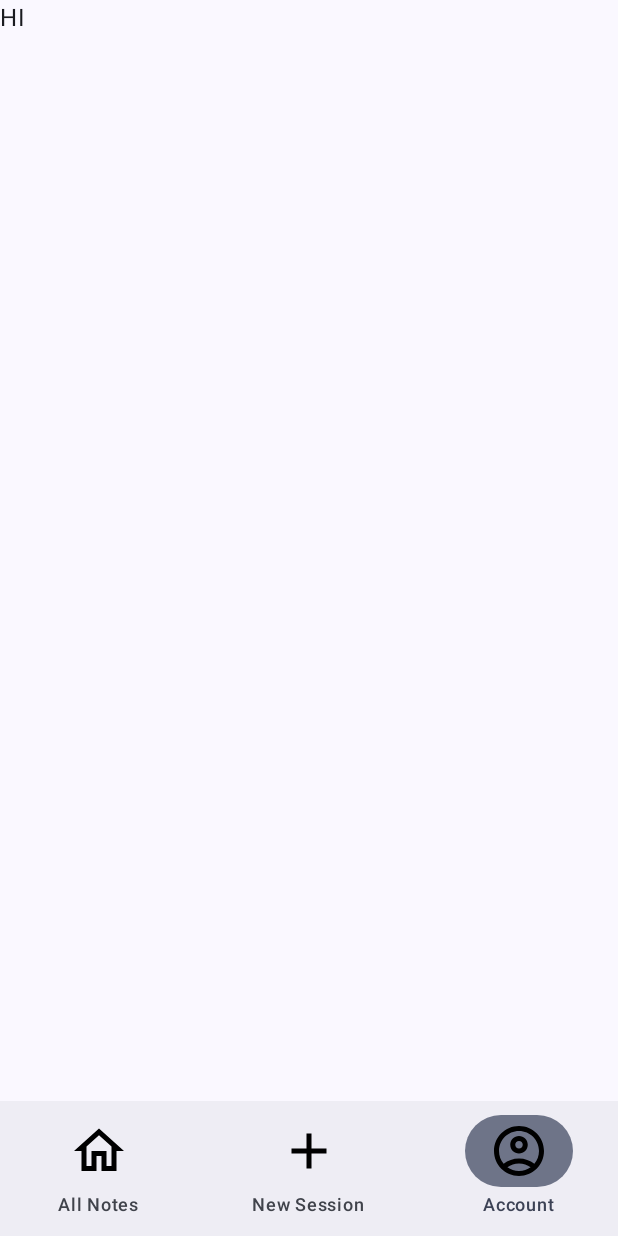
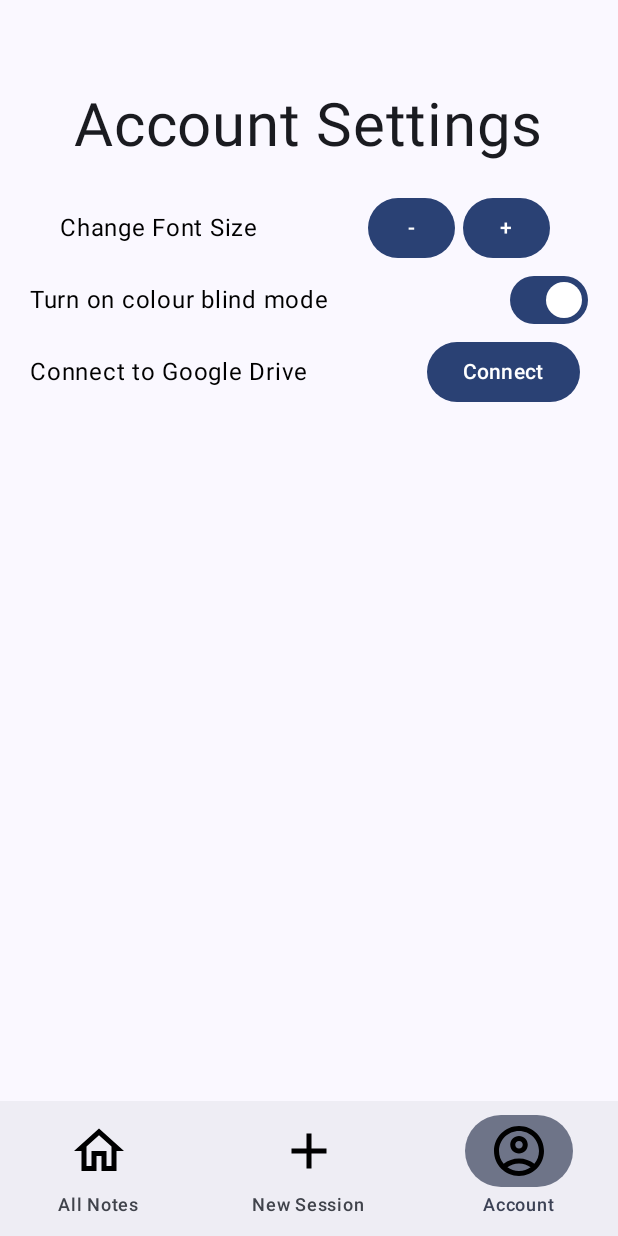
Before and after one commit to Starfox68/AccessaNotes, an Android app built with Jetpack Compose: the screen it shows after launch (MainActivity), item 3 of the bottom bar chosen, on a phone screen of 412 x 824 dp. Run offline under Robolectric (Android 15) with nearby library versions, the light colour scheme and no system bars; our stand-ins replace Dagger/Hilt's generated code, Room's generated code.

Commit message:
rough account settings page

```diff
--- a/AccessaNotes/app/src/main/java/com/shaphr/accessanotes/ui/screens/AccountScreen.kt
+++ b/AccessaNotes/app/src/main/java/com/shaphr/accessanotes/ui/screens/AccountScreen.kt
@@ -1,11 +1,37 @@
 package com.shaphr.accessanotes.ui.screens
 
 import android.annotation.SuppressLint
+import androidx.compose.foundation.layout.Arrangement
+import androidx.compose.foundation.layout.Column
+import androidx.compose.foundation.layout.IntrinsicSize
+import androidx.compose.foundation.layout.Row
+import androidx.compose.foundation.layout.Spacer
+import androidx.compose.foundation.layout.defaultMinSize
+import androidx.compose.foundation.layout.fillMaxHeight
+import androidx.compose.foundation.layout.fillMaxWidth
+import androidx.compose.foundation.layout.height
+import androidx.compose.foundation.layout.padding
+import androidx.compose.foundation.layout.width
+import androidx.compose.foundation.lazy.LazyColumn
+import androidx.compose.foundation.shape.RoundedCornerShape
+import androidx.compose.material3.Button
+import androidx.compose.material3.Card
+import androidx.compose.material3.CardDefaults
+import androidx.compose.material3.Divider
 import androidx.compose.material3.ExperimentalMaterial3Api
 import androidx.compose.material3.Scaffold
+import androidx.compose.material3.Switch
 import androidx.compose.material3.Text
 import androidx.compose.runtime.Composable
+import androidx.compose.runtime.mutableStateOf
+import androidx.compose.runtime.remember
+import androidx.compose.ui.Alignment
+import androidx.compose.ui.Modifier
+import androidx.compose.ui.graphics.Color
+import androidx.compose.ui.unit.dp
+import androidx.compose.ui.unit.sp
 import androidx.navigation.NavHostController
+import com.shaphr.accessanotes.data.database.Note
 import com.shaphr.accessanotes.ui.components.BottomNavBar
 
 //Account Screen
@@ -14,12 +40,48 @@ import com.shaphr.accessanotes.ui.components.BottomNavBar
 @Composable
 fun AccountScreen(
     navController: NavHostController,
-//    viewModel: AuthViewModel = hiltViewModel()
+//    viewModel: AccountViewModel = hiltViewModel()
 ) {
-//    val AuthSettings = viewModel.settings.collectAsState().value
+//    val AccountSettings = viewModel.settings.collectAsState().value
+
+    val checkedState = remember { mutableStateOf(true) }
 
     Scaffold (
-        content = { Text("HI")  },
+        topBar = {
+            Row(modifier = Modifier
+                .fillMaxWidth()
+                .padding(0.dp, 60.dp, 0.dp, 20.dp), verticalAlignment = Alignment.CenterVertically, horizontalArrangement = Arrangement.Center ) {
+                Text(text="Account Settings", fontSize = 40.sp, maxLines = 1)
+            }
+        },
+        content = { padding ->
+            LazyColumn(modifier = Modifier.padding(padding)) {
+                item {
+                    Row(verticalAlignment = Alignment.CenterVertically, modifier = Modifier.padding(40.dp, 0.dp, 40.dp, 0.dp)) {
+                        Text("Change Font Size", color = Color.Black)
+                        Spacer(modifier = Modifier.weight(1f))
+                        Button(modifier = Modifier.padding(0.dp,0.dp,5.dp,0.dp), onClick = { /*TODO*/ }) {
+                            Text("-")
+                        }
+                        Button(modifier = Modifier.padding(0.dp,0.dp,5.dp,0.dp), onClick = { /*TODO*/ }) {
+                            Text("+")
+                        }
+                    }
+                    Row(verticalAlignment = Alignment.CenterVertically, modifier = Modifier.padding(20.dp, 0.dp, 20.dp, 0.dp)) {
+                        Text("Turn on colour blind mode", color = Color.Black)
+                        Spacer(modifier = Modifier.weight(1f))
+                        Switch(checked = checkedState.value , onCheckedChange = { checkedState.value = it })
+                    }
+                    Row(verticalAlignment = Alignment.CenterVertically, modifier = Modifier.padding(20.dp, 0.dp, 20.dp, 0.dp)) {
+                        Text("Connect to Google Drive", color = Color.Black)
+                        Spacer(modifier = Modifier.weight(1f))
+                        Button(modifier = Modifier.padding(0.dp,0.dp,5.dp,0.dp), onClick = { /*TODO*/ }) {
+                            Text("Connect")
+                        }
+                    }
+                }
+            }
+        },
         bottomBar = {
             BottomNavBar(navController)
         }
--- a/AccessaNotes/app/src/main/java/com/shaphr/accessanotes/ui/screens/NoteRepositoryScreen.kt
+++ b/AccessaNotes/app/src/main/java/com/shaphr/accessanotes/ui/screens/NoteRepositoryScreen.kt
@@ -76,7 +76,7 @@ fun NoteRepositoryScreen(
 
     Scaffold (
         topBar = {
-            Row(modifier = Modifier.fillMaxWidth().padding(0.dp,10.dp,0.dp,10.dp), verticalAlignment = Alignment.CenterVertically, horizontalArrangement = Arrangement.Center ) {
+            Row(modifier = Modifier.fillMaxWidth().padding(0.dp,40.dp,0.dp,30.dp), verticalAlignment = Alignment.CenterVertically, horizontalArrangement = Arrangement.Center ) {
                 Text(text="All Notes", fontSize = 40.sp, maxLines = 1)
             }
                  },
--- a/AccessaNotes/app/src/main/java/com/shaphr/accessanotes/ui/screens/SessionStartAndEndScreen.kt
+++ b/AccessaNotes/app/src/main/java/com/shaphr/accessanotes/ui/screens/SessionStartAndEndScreen.kt
@@ -101,7 +101,7 @@ fun SessionStartScreen(
 
     Scaffold(
         topBar = {
-            Row(modifier = Modifier.fillMaxWidth().padding(0.dp,10.dp,0.dp,10.dp), verticalAlignment = Alignment.CenterVertically, horizontalArrangement = Arrangement.Center ) {
+            Row(modifier = Modifier.fillMaxWidth().padding(0.dp,40.dp,0.dp,40.dp), verticalAlignment = Alignment.CenterVertically, horizontalArrangement = Arrangement.Center ) {
                 Text(text="Start Recording Session", fontSize = 30.sp, maxLines = 1)
             }
         },
@@ -111,7 +111,7 @@ fun SessionStartScreen(
                     .fillMaxWidth()
                     .padding(16.dp)
             ) {
-                Spacer(modifier = Modifier.height(48.dp))
+                Spacer(modifier = Modifier.height(80.dp))
                 Text("Session Title:")
                 ShowSessionTitle(title, setName)
 
@@ -229,7 +229,7 @@ fun ShowUploadButton(viewModel: StartAndEndScreenViewModel) {
 fun ShowStartButton(canStart: Boolean, onStartClick: () -> Unit){
     Button(
         onClick = onStartClick,
-        enabled = true
+        enabled = canStart
     ) {
         Text("Start")
     }
```
